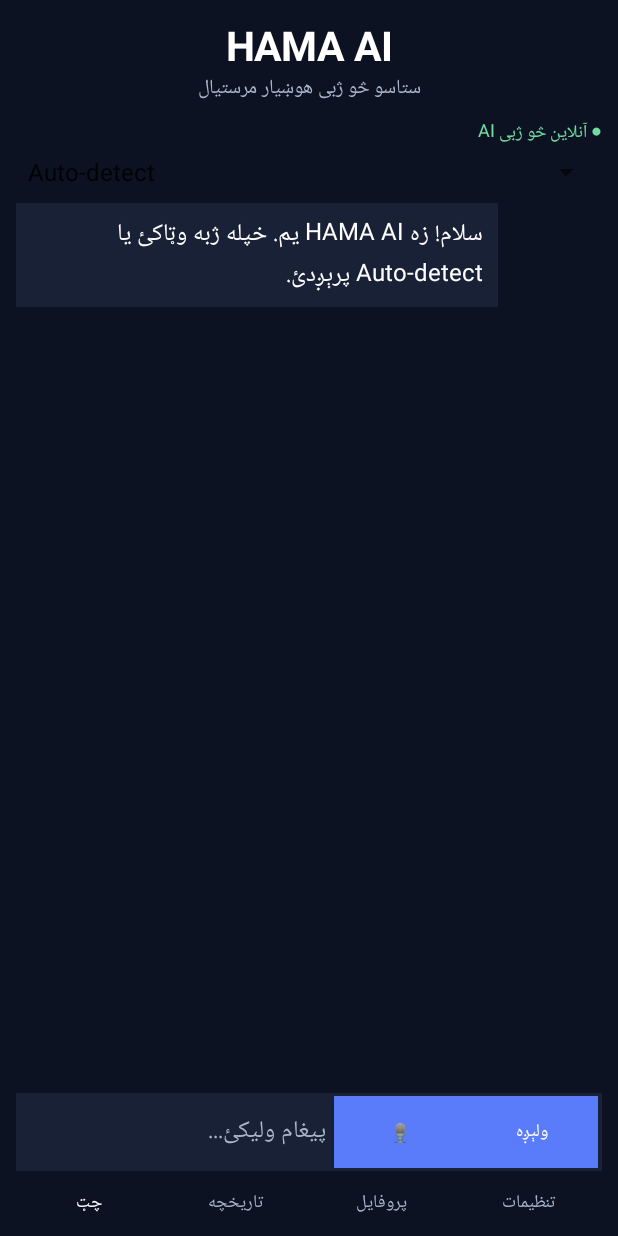
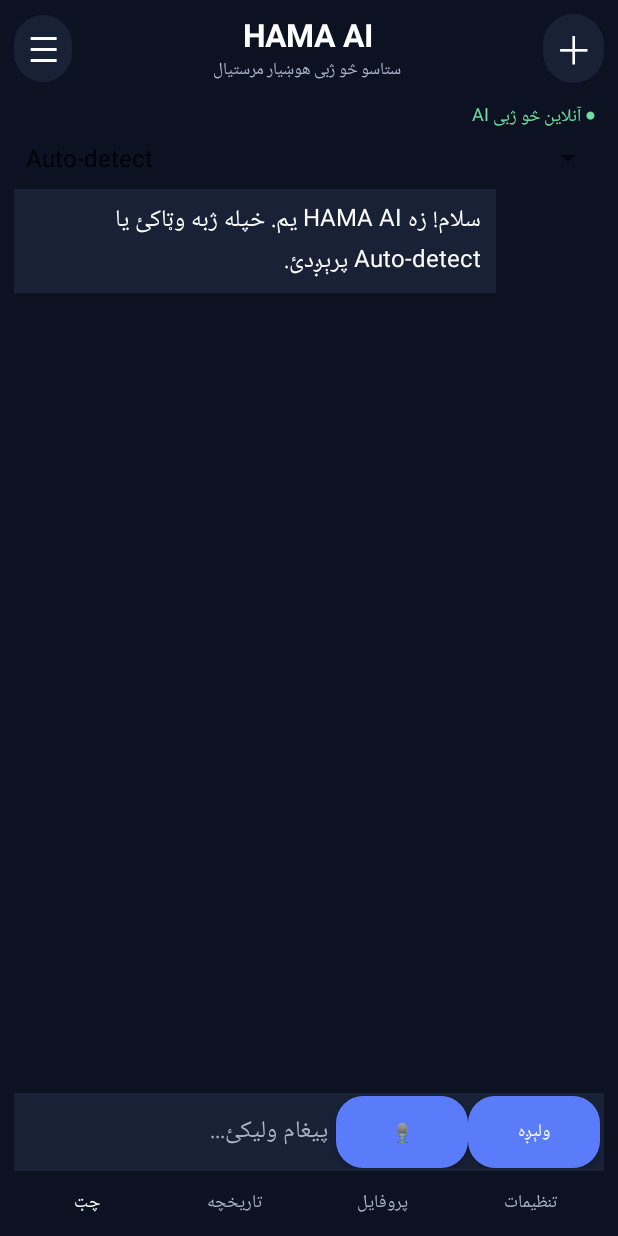
Before and after one commit to khostik120/HAMA-AI, an Android app: the screen it shows after launch (MainActivity), on a phone screen of 412 x 824 dp. Run offline under Robolectric (Android 15) with nearby library versions, the phone set to English and light mode, and no system bars.

Commit message:
Redesign HAMA AI navigation and chat surfaces

```diff
--- a/app/src/main/java/com/hama/ai/MainActivity.kt
+++ b/app/src/main/java/com/hama/ai/MainActivity.kt
@@ -61,32 +61,113 @@ class MainActivity : Activity(), TextToSpeech.OnInitListener {
         if (speechReady) speech.language = Locale.getDefault()
     }
 
+    private fun rounded(color: Int, radius: Float = 22f): android.graphics.drawable.GradientDrawable =
+        android.graphics.drawable.GradientDrawable().apply {
+            setColor(color)
+            cornerRadius = radius * resources.displayMetrics.density
+        }
+
     private fun baseScreen(titleText: String, subtitleText: String? = null) {
         root = LinearLayout(this).apply {
             orientation = LinearLayout.VERTICAL
-            setPadding(16, 10, 16, 8)
+            setPadding(14, 8, 14, 8)
             setBackgroundColor(navy)
         }
         val header = LinearLayout(this).apply {
+            orientation = LinearLayout.HORIZONTAL
+            gravity = Gravity.CENTER_VERTICAL
+            setPadding(0, 5, 0, 12)
+        }
+        val menu = TextView(this).apply {
+            text = "☰"
+            textSize = 23f
+            gravity = Gravity.CENTER
+            setTextColor(Color.WHITE)
+            background = rounded(panel, 28f)
+            setPadding(15, 10, 15, 10)
+            setOnClickListener { showDrawer() }
+        }
+        header.addView(menu)
+        val heading = LinearLayout(this).apply {
             orientation = LinearLayout.VERTICAL
             gravity = Gravity.CENTER
-            setPadding(4, 8, 4, 12)
+            setPadding(8, 0, 8, 0)
         }
-        header.addView(TextView(this).apply {
+        heading.addView(TextView(this).apply {
             text = titleText
-            textSize = 27f
+            textSize = 21f
             setTextColor(Color.WHITE)
             typeface = Typeface.DEFAULT_BOLD
             gravity = Gravity.CENTER
         })
-        if (subtitleText != null) header.addView(TextView(this).apply {
+        if (subtitleText != null) heading.addView(TextView(this).apply {
             text = subtitleText
-            textSize = 13f
+            textSize = 11f
             setTextColor(muted)
             gravity = Gravity.CENTER
         })
+        header.addView(heading, LinearLayout.LayoutParams(0, -2, 1f))
+        val newChat = TextView(this).apply {
+            text = "＋"
+            textSize = 25f
+            gravity = Gravity.CENTER
+            setTextColor(Color.WHITE)
+            background = rounded(panel, 28f)
+            setPadding(12, 7, 12, 7)
+            setOnClickListener { newChat() }
+        }
+        header.addView(newChat)
         root.addView(header)
         setContentView(root)
+    }
+
+    private fun showDrawer() {
+        val entries = arrayOf("＋  نوی چټ", "▤  تاریخچه", "▦  Library", "▣  Projects", "⚙  تنظیمات", "◉  پروفایل")
+        AlertDialog.Builder(this, android.app.AlertDialog.THEME_DEVICE_DEFAULT_DARK)
+            .setTitle("HAMA AI")
+            .setItems(entries) { _, which ->
+                when (which) {
+                    0 -> newChat()
+                    1 -> showHistory()
+                    2 -> showLibrary()
+                    3 -> showProjects()
+                    4 -> showSettings()
+                    5 -> showProfile()
+                }
+            }
+            .setNegativeButton("بندول", null)
+            .show()
+    }
+
+    private fun showLibrary() {
+        baseScreen("Library", "ستاسو خوندي شوي توکي")
+        root.addView(TextView(this).apply {
+            text = "ستاسو فایلونه او خوندي شوي توکي به دلته ښکاره شي."
+            textSize = 15f
+            setTextColor(muted)
+            setPadding(12, 24, 12, 24)
+        })
+        root.addView(bottomNav("library"))
+    }
+
+    private fun showProjects() {
+        baseScreen("Projects", "خپل کارونه منظم کړئ")
+        root.addView(TextView(this).apply {
+            text = "تر اوسه کومه پروژه نه ده جوړه شوې."
+            textSize = 15f
+            setTextColor(muted)
+            setPadding(12, 24, 12, 24)
+        })
+        root.addView(smallButton("＋ نوې پروژه") {
+            val field = EditText(this).apply { hint = "د پروژې نوم" }
+            AlertDialog.Builder(this).setTitle("نوې پروژه").setView(field)
+                .setNegativeButton("لغوه", null)
+                .setPositiveButton("جوړول") { _, _ ->
+                    val name = field.text.toString().trim()
+                    if (name.isNotEmpty()) Toast.makeText(this, "پروژه: $name", Toast.LENGTH_SHORT).show()
+                }.show()
+        })
+        root.addView(bottomNav("projects"))
     }
 
     private fun showChat() {
@@ -95,7 +176,7 @@ class MainActivity : Activity(), TextToSpeech.OnInitListener {
             text = "● آنلاین څو ژبی AI"
             textSize = 12f
             setTextColor(Color.rgb(112, 220, 160))
-            setPadding(2, 0, 0, 6)
+            setPadding(8, 5, 8, 8)
         })
         languagePicker = Spinner(this).apply {
             adapter = ArrayAdapter(this@MainActivity, android.R.layout.simple_spinner_item, languages).also {
@@ -136,7 +217,7 @@ class MainActivity : Activity(), TextToSpeech.OnInitListener {
             setHintTextColor(muted)
             textSize = 16f
             background = null
-            setPadding(8, 8, 8, 8)
+            setPadding(8, 12, 8, 12)
             maxLines = 4
         }
         composer.addView(input, LinearLayout.LayoutParams(0, -2, 1f))
@@ -153,8 +234,8 @@ class MainActivity : Activity(), TextToSpeech.OnInitListener {
         textSize = 12f
         isAllCaps = false
         setTextColor(Color.WHITE)
-        setBackgroundColor(accent)
-        setPadding(5, 0, 5, 0)
+        background = rounded(accent, 18f)
+        setPadding(9, 0, 9, 0)
         setOnClickListener { action() }
     }
 
```
